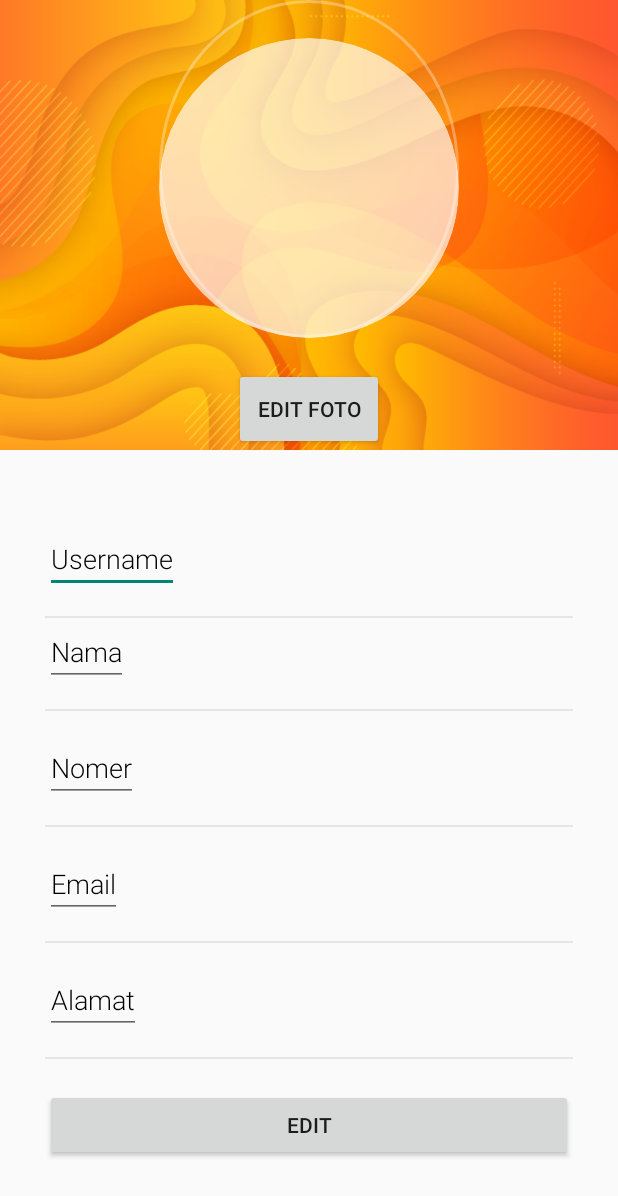
After one commit to FahrulIrsyadF-E41181683/Kel2_TIF-D_Android, an Android app: the layout activity_profile.xml on its own in the app's theme, with its tools: preview values and no code run, on a phone screen of 412 x 824 dp. The commit adds this screen. Shown: the top 1196 px of the screen. Run offline under Robolectric (Android 15) with nearby library versions, the light colour scheme and no system bars.

Commit message:
profil activity

```diff
--- a/BPBD_JEMBER_ANDROID/app/build.gradle
+++ b/BPBD_JEMBER_ANDROID/app/build.gradle
@@ -32,4 +32,7 @@ dependencies {
     implementation 'com.squareup.retrofit2:converter-gson:2.3.0'
     implementation 'com.squareup.picasso:picasso:2.5.2'
     implementation 'com.android.support:recyclerview-v7:28.0.0'
+
+    implementation 'com.android.volley:volley:1.1.0'
+    implementation 'de.hdodenhof:circleimageview:2.2.0'
 }
--- /dev/null
+++ b/BPBD_JEMBER_ANDROID/app/src/main/res/drawable/circle.xml
@@ -0,0 +1,7 @@
+<?xml version="1.0" encoding="utf-8"?>
+<shape xmlns:android="http://schemas.android.com/apk/res/android"
+    android:shape="oval">
+    <solid android:color="@color/solidCircle"/>
+
+
+</shape>
--- /dev/null
+++ b/BPBD_JEMBER_ANDROID/app/src/main/res/drawable/circle_border.xml
@@ -0,0 +1,8 @@
+<?xml version="1.0" encoding="utf-8"?>
+<shape xmlns:android="http://schemas.android.com/apk/res/android"
+    android:shape="oval">
+    <stroke android:width="2dp"
+        android:color="@color/circleBorder"/>
+
+
+</shape>
--- /dev/null
+++ b/BPBD_JEMBER_ANDROID/app/src/main/res/layout/activity_profile.xml
@@ -0,0 +1,204 @@
+<?xml version="1.0" encoding="utf-8"?>
+<RelativeLayout xmlns:android="http://schemas.android.com/apk/res/android"
+    xmlns:app="http://schemas.android.com/apk/res-auto"
+    xmlns:tools="http://schemas.android.com/tools"
+    android:layout_width="match_parent"
+    android:layout_height="match_parent"
+    tools:context=".MainActivity">
+    <RelativeLayout
+        android:id="@+id/rellay1"
+        android:layout_width="match_parent"
+        android:layout_height="300dp"
+        android:background="@drawable/bg3">
+        <RelativeLayout
+            android:id="@+id/imgUser"
+            android:layout_width="wrap_content"
+            android:layout_height="wrap_content"
+            android:layout_centerHorizontal="true"
+            android:background="@drawable/circle_border">
+
+            <de.hdodenhof.circleimageview.CircleImageView
+                android:id="@+id/foto_profil"
+                android:layout_width="200dp"
+                android:layout_height="200dp"
+                android:layout_marginTop="25dp"
+                android:layout_centerHorizontal="true"
+                android:src="@drawable/circle"
+                />
+<!--            <ImageView-->
+<!--                android:id="@+id/profile_image"-->
+<!--                android:layout_width="200dp"-->
+<!--                android:layout_height="200dp"-->
+<!--                android:layout_marginStart="15dp"-->
+<!--                android:layout_marginLeft="15dp"-->
+<!--                android:layout_marginTop="15dp"-->
+<!--                android:layout_marginEnd="15dp"-->
+<!--                android:layout_marginRight="15dp"-->
+<!--                android:layout_marginBottom="15dp"-->
+<!--                android:adjustViewBounds="true"-->
+<!--                android:background="@drawable/circle"-->
+<!--                android:padding="3dp"-->
+<!--                android:scaleType="centerInside" />-->
+
+
+           </RelativeLayout>
+        <Button
+            android:layout_width="100dp"
+            android:layout_height="100dp"
+           android:layout_centerHorizontal="true"
+            android:text="Edit Foto"
+            android:id="@+id/button_editfoto"
+            android:layout_below="@+id/imgUser"
+            android:layout_marginTop="20dp"/>
+            </RelativeLayout>
+    <RelativeLayout
+        android:layout_width="match_parent"
+        android:layout_height="match_parent"
+        android:layout_below="@+id/rellay1">
+        <LinearLayout
+            android:layout_width="match_parent"
+            android:layout_height="wrap_content"
+            android:layout_centerInParent="true"
+            android:orientation="vertical"
+            android:layout_marginTop="20dp"
+            android:layout_marginLeft="30dp"
+            android:layout_marginRight="30dp"
+            >
+            <LinearLayout
+                android:layout_width="match_parent"
+                android:layout_height="wrap_content"
+                android:orientation="vertical"
+                >
+
+                <EditText
+                    android:layout_width="wrap_content"
+                    android:layout_height="wrap_content"
+                    android:text="Username"
+                    android:id="@+id/username"
+                    android:textColor="#000000"
+                    android:fontFamily="sans-serif-light"
+                    android:textSize="18sp"/>
+
+                <View
+                    android:layout_width="match_parent"
+                    android:layout_height="1dp"
+                    android:layout_marginTop="15dp"
+                    android:background="@color/grey"/>
+            </LinearLayout>
+            <LinearLayout
+                android:layout_width="match_parent"
+                android:layout_height="wrap_content"
+                android:orientation="vertical"
+                >
+                <EditText
+                    android:layout_width="wrap_content"
+                    android:layout_height="wrap_content"
+                    android:text="Nama"
+                    android:id="@+id/nama"
+                    android:textColor="#000000"
+                    android:fontFamily="sans-serif-light"
+                    android:textSize="18sp"/>
+
+                <View
+                    android:layout_width="match_parent"
+                    android:layout_height="1dp"
+                    android:layout_marginTop="15dp"
+                    android:background="@color/grey"/>
+            </LinearLayout>
+            <LinearLayout
+                android:layout_width="match_parent"
+                android:layout_height="wrap_content"
+                android:layout_marginTop="15dp"
+                android:orientation="vertical"
+                >
+                <EditText
+                    android:layout_width="wrap_content"
+                    android:layout_height="wrap_content"
+                    android:text="Nomer"
+                    android:id="@+id/nomer"
+                    android:textColor="#000000"
+                    android:fontFamily="sans-serif-light"
+                    android:textSize="18sp"/>
+
+                <View
+                    android:layout_width="match_parent"
+                    android:layout_height="1dp"
+                    android:layout_marginTop="15dp"
+                    android:background="@color/grey"/>
+            </LinearLayout>
+            <LinearLayout
+                android:layout_width="match_parent"
+                android:layout_height="wrap_content"
+                android:layout_marginTop="15dp"
+                android:orientation="vertical"
+                >
+                <EditText
+                    android:layout_width="wrap_content"
+                    android:layout_height="wrap_content"
+                    android:text="Email"
+                    android:id="@+id/email"
+                    android:textColor="#000000"
+                    android:fontFamily="sans-serif-light"
+                    android:textSize="18sp"/>
+
+                <View
+                    android:layout_width="match_parent"
+                    android:layout_height="1dp"
+                    android:layout_marginTop="15dp"
+                    android:background="@color/grey"/>
+            </LinearLayout>
+            <LinearLayout
+                android:layout_width="match_parent"
+                android:layout_height="wrap_content"
+                android:layout_marginTop="15dp"
+                android:orientation="vertical"
+                >
+                <EditText
+                    android:layout_width="wrap_content"
+                    android:layout_height="wrap_content"
+                    android:text="Alamat"
+                    android:id="@+id/alamat"
+                    android:textColor="#000000"
+                    android:fontFamily="sans-serif-light"
+                    android:textSize="18sp"/>
+
+                <View
+                    android:layout_width="match_parent"
+                    android:layout_height="1dp"
+                    android:layout_marginTop="15dp"
+                    android:background="@color/grey"/>
+            </LinearLayout>
+<!--            <LinearLayout-->
+<!--                android:layout_width="match_parent"-->
+<!--                android:layout_height="wrap_content"-->
+<!--                android:layout_marginTop="15dp"-->
+<!--                android:orientation="vertical"-->
+<!--                >-->
+<!--                <TextView-->
+<!--                    android:layout_width="wrap_content"-->
+<!--                    android:layout_height="wrap_content"-->
+<!--                    android:text="Password"-->
+<!--                    android:id="@+id/password"-->
+<!--                    android:textColor="#000000"-->
+<!--                    android:fontFamily="sans-serif-light"-->
+<!--                    android:textSize="18sp"/>-->
+
+<!--                <View-->
+<!--                    android:layout_width="match_parent"-->
+<!--                    android:layout_height="1dp"-->
+<!--                    android:layout_marginTop="15dp"-->
+<!--                    android:background="@color/grey"/>-->
+<!--            </LinearLayout>-->
+            <Button
+                android:layout_width="match_parent"
+                android:layout_height="match_parent"
+                android:text="Edit"
+                android:id="@+id/button_edit"
+                android:layout_below="@+id/EditText"
+                android:layout_marginTop="20dp"/>
+        </LinearLayout>
+
+    </RelativeLayout>
+
+
+</RelativeLayout>
--- a/BPBD_JEMBER_ANDROID/app/src/main/res/values/colors.xml
+++ b/BPBD_JEMBER_ANDROID/app/src/main/res/values/colors.xml
@@ -3,4 +3,7 @@
     <color name="colorPrimary">#ff9100</color>
     <color name="colorPrimaryDark">#c56200</color>
     <color name="colorAccent">#ffc246</color>
+    <color name="grey">#E5E5E5</color>
+    <color name="solidCircle">#AAFFFFFF</color>
+    <color name="circleBorder">#50FFFFFF</color>
 </resources>
```
Also changed, not shown: BPBD_JEMBER_ANDROID/app/src/main/java/com/bpbd/www/bpbdjember/profile.java (added, +373 -0 lines), BPBD_JEMBER_ANDROID/app/src/main/res/drawable/ic_edit.xml (added, +11 -0 lines), BPBD_JEMBER_ANDROID/app/src/main/res/drawable/ic_save.xml (added, +11 -0 lines), BPBD_JEMBER_ANDROID/app/src/main/res/menu/menu_action.xml (added, +14 -0 lines), BPBD_JEMBER_ANDROID/app/src/main/res/drawable/bg3.png (added), BPBD_JEMBER_ANDROID/app/src/main/res/drawable/ic_edit.png (added), BPBD_JEMBER_ANDROID/app/src/main/res/drawable/ic_save.png (added).
